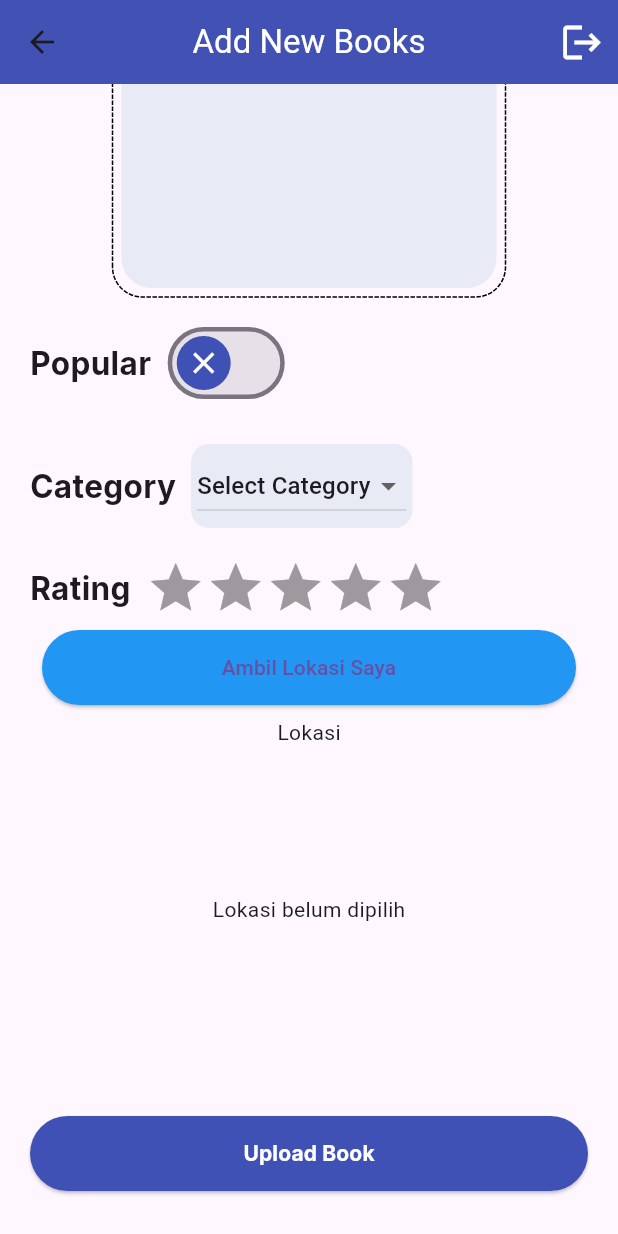
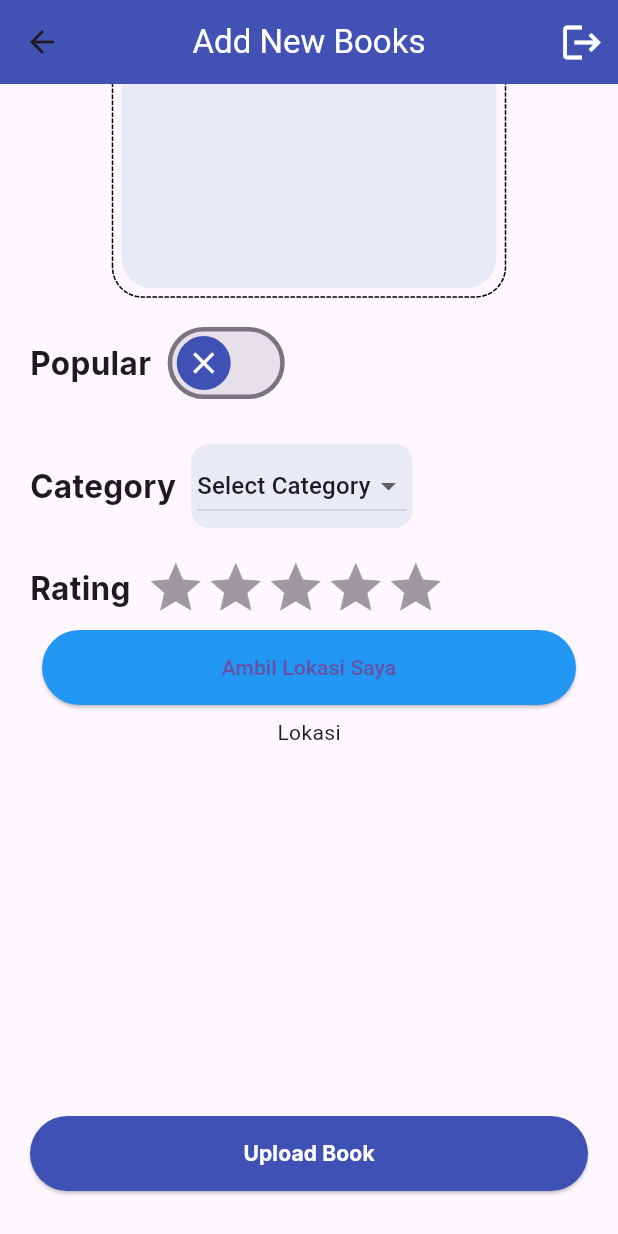
Before and after one commit to ArdiGhifari/MyBook, a Flutter app: the PostBookScreen screen opened directly, scrolled down 832 dp, on a phone screen of 412 x 824 dp. Run offline on Flutter 3.47's test engine with Material 3 defaults, Android fonts, the phone set to English and light mode, and no system bars; drawn by our look-alikes of dotted_border, flutter_rating_bar; our stand-ins replace cloud_firestore, firebase_auth, firebase_core, firebase_storage, fluttertoast, geolocator and 4 more; missing offline and left inert: flutter_config; accounts and stored records are empty; statements that could not run were skipped.

Commit message:
Update post_book_screen.dart

```diff
--- a/lib/screens/post_book_screen.dart
+++ b/lib/screens/post_book_screen.dart
@@ -81,7 +81,7 @@ class _PostBookScreenState extends State<PostBookScreen> {
               'rating':initialRating,
               'Bookmarks':[],
               'latitude':selectedLocation?.latitude,
-              'longitude':selectedLocation?.longitude
+              'longitude':selectedLocation?.longitude,
             }
           ).whenComplete((){
             setState(() {
@@ -548,7 +548,6 @@ class _PostBookScreenState extends State<PostBookScreen> {
                           )
                         : Container(
                             alignment: Alignment.center,
-                            child: const Text('Lokasi belum dipilih'),
                           ),
                   ),
                 ),
```
